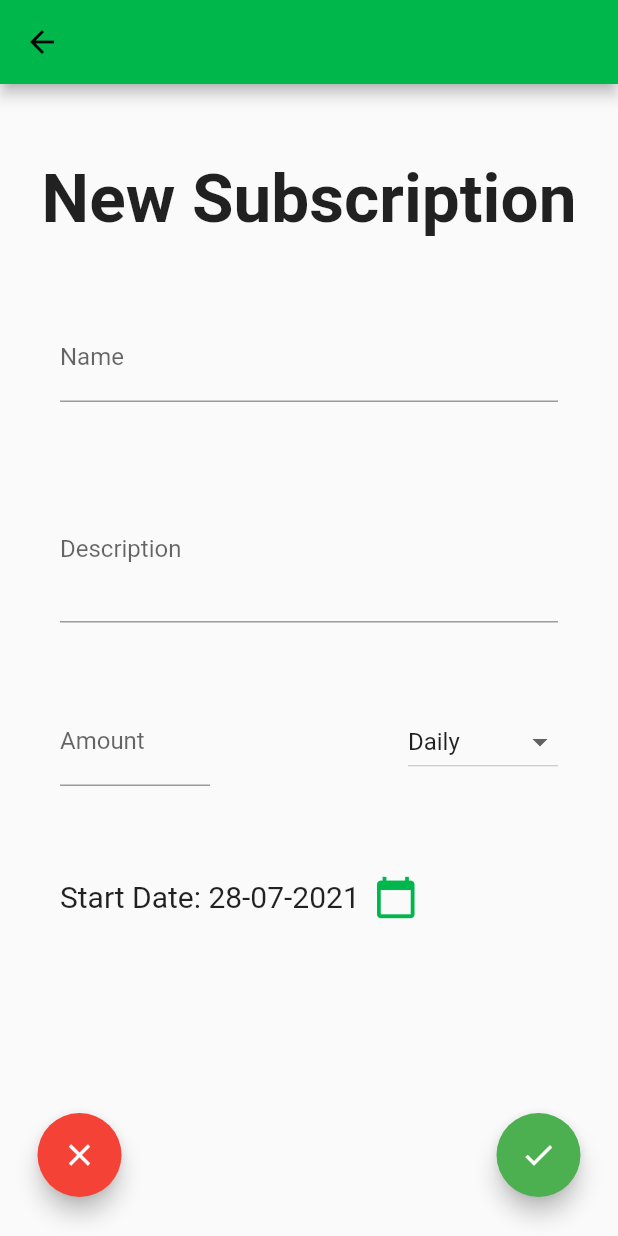
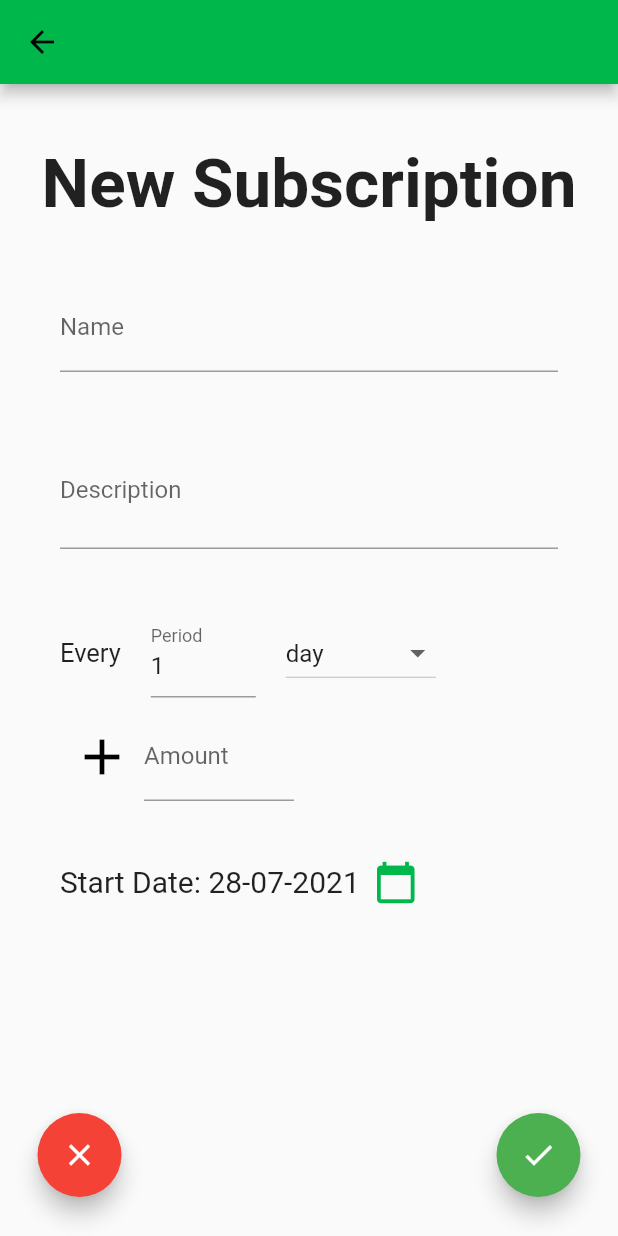
Before and after one commit to paintingcameron/EasyBudget, a Flutter app: the NewSubscriptionPage screen opened directly, on a phone screen of 412 x 824 dp. Run offline on Flutter 3.47's test engine with Material 2 defaults, Android fonts, the light colour scheme and no system bars; our stand-ins replace fluttertoast, hive, percent_indicator, permission_handler; missing offline and left inert: restart_app; accounts and stored records are empty.

Commit message:
New Subscription done Added list of subscriptions subscription page half done

```diff
--- a/lib/models/subscription.dart
+++ b/lib/models/subscription.dart
@@ -1,13 +1,7 @@
 import 'package:hive/hive.dart';
+import 'package:easybudget/tools/generalTools.dart';
 
 part 'subscription.g.dart';
-
-enum PeriodTypes {
-  Daily,
-  Weekly,
-  Monthly,
-  Annually
-}
 
 @HiveType(typeId: 2)
 class Subscription extends HiveObject {
@@ -18,9 +12,9 @@ class Subscription extends HiveObject {
   @HiveField(2)
   late double _amount;
   @HiveField(3)
-  late var _period;   //(type is Daily or Weekly) ? Duration : int
+  late int _period;
   @HiveField(4)
-  late PeriodTypes _type;
+  late String _type;
   @HiveField(5)
   late DateTime _startDate;
   @HiveField(6)
@@ -32,26 +26,16 @@ class Subscription extends HiveObject {
       this._startDate, this._lastPaid, this._paused);
 
   Subscription.newSub(String name, String desc, double amount, DateTime startDate,
-      int period, PeriodTypes type) {
+      int period, String type) {
     _name = name;
     _desc = desc;
     _amount = amount;
     _type = type;
     _startDate = startDate;
+    _period = period;
+    _lastPaid = startDate.clone();
 
     _paused = true;
-
-    switch (type) {
-      case PeriodTypes.Daily:
-        _period = Duration(days: period);
-        break;
-      case PeriodTypes.Weekly:
-        _period = Duration(days: period*7);
-        break;
-      case PeriodTypes.Monthly:
-      case PeriodTypes.Annually:
-        _period = _period;
-    }
   }
 
   String get name => _name;
@@ -59,40 +43,54 @@ class Subscription extends HiveObject {
   double get amount => _amount;
   DateTime get startDate => _startDate;
   bool get paused => _paused;
+  int get period => _period;
+  String get type => _type;
+  DateTime get lastPaid => _lastPaid;
 
   set pause(bool pause) {
     this._paused = pause;
     this.save();
   }
 
+  DateTime nextPayment() {
+    switch(_type) {
+      case 'day':
+        return _lastPaid.add(Duration(days: _period));
+      case 'week':
+        return _lastPaid.add(Duration(days: _period*7));
+      case 'month':
+        return DateTime(_lastPaid.year, _lastPaid.month+_period, _lastPaid.day);
+      default:
+        return DateTime(_lastPaid.year+_period, _lastPaid.month, _lastPaid.day);
+    }
+  }
+
   bool paymentDue(DateTime now) {
     if (_paused) return false;
 
-    switch (_type) {
-      case PeriodTypes.Daily:
-      case PeriodTypes.Weekly:
-        return _lastPaid.add(_period).isBefore(now);
-      case PeriodTypes.Monthly:
-        return DateTime(_lastPaid.year, _lastPaid.month+1, _lastPaid.day).isBefore(now);
-      case PeriodTypes.Annually:
-        return DateTime(_lastPaid.year+1, _lastPaid.month, _lastPaid.day).isBefore(now);
+    if (_startDate.equal(now) && _lastPaid.equal(_startDate)) {
+      return true;
     }
+
+    return this.nextPayment().isBefore(now);
   }
 
   void makePayment() {
     switch (_type) {
-      case PeriodTypes.Daily:
-      case PeriodTypes.Weekly:
-        _lastPaid = _lastPaid.add(_period);
+      case 'day':
+        _lastPaid = _lastPaid.add(Duration(days: _period));
         break;
-      case PeriodTypes.Monthly:
+      case 'week':
+        _lastPaid = _lastPaid.add(Duration(days: _period*7));
+        break;
+      case 'month':
         if (_lastPaid.month == 12) {
           _lastPaid = DateTime(_lastPaid.year+1, 1, _lastPaid.day);
         } else {
           _lastPaid = DateTime(_lastPaid.year, _lastPaid.month+1, _lastPaid.day);
         }
         break;
-      case PeriodTypes.Annually:
+      default:
         _lastPaid = DateTime(_lastPaid.year+1, _lastPaid.month, _lastPaid.day);
     }
   }
--- a/lib/pages/newProjectPage.dart
+++ b/lib/pages/newProjectPage.dart
@@ -20,6 +20,7 @@ class NewProjectPage extends StatelessWidget {
     return Scaffold(
       appBar: easyAppBarBack(),
       body: Center(
+        child: SingleChildScrollView(
           child: Column(
             mainAxisAlignment: MainAxisAlignment.start,
             crossAxisAlignment: CrossAxisAlignment.center,
@@ -27,6 +28,7 @@ class NewProjectPage extends StatelessWidget {
               pageTitle(title),
               projectForm('Goal'),
             ],
+          ),
         ),
       ),
       floatingActionButtonLocation: FloatingActionButtonLocation.centerFloat,
@@ -69,7 +71,7 @@ class NewProjectPage extends StatelessWidget {
 
   Widget pageTitle(String title) {
     return Container(
-      height: 220,
+      height: 150,
       alignment: Alignment.center,
       child: Text(
         title,
--- a/lib/pages/newSubscription.dart
+++ b/lib/pages/newSubscription.dart
@@ -1,16 +1,16 @@
 
-import 'package:easybudget/models/subscription.dart';
+import 'package:easybudget/tools/generalTools.dart';
 import 'package:easybudget/widgets/easyAppBars.dart';
 import 'package:flutter/cupertino.dart';
 import 'package:flutter/material.dart';
 import 'package:flutter/services.dart';
 import 'package:intl/intl.dart';
 
-final typeOptions = <PeriodTypes, String>{
-  PeriodTypes.Daily : 'Daily',
-  PeriodTypes.Weekly : 'Weekly',
-  PeriodTypes.Monthly: 'Monthly',
-  PeriodTypes.Annually : 'Annually',
+final typeOptions = <String>{
+  'day',
+  'week',
+  'month',
+  'year',
 };
 
 class NewSubscriptionPage extends StatefulWidget {
@@ -22,12 +22,18 @@ class _NewSubscriptionPageState extends State<NewSubscriptionPage> {
   final TextEditingController nameController = TextEditingController();
   final TextEditingController descController = TextEditingController();
   final TextEditingController amountController = TextEditingController();
+  final TextEditingController periodController = TextEditingController();
+  GlobalKey<FormState> _formKey = new GlobalKey<FormState>();
+  String typeOption = 'day';
+  DateTime startDate = DateTime.now();
+  bool positive = true;
 
-  GlobalKey<FormState> _formKey = new GlobalKey<FormState>();
+  @override
+  void initState() {
+    super.initState();
 
-  PeriodTypes option = PeriodTypes.Daily;
-
-  DateTime startDate = DateTime.now();
+    periodController.text = '1';
+  }
 
   @override
   Widget build(BuildContext context) {
@@ -38,7 +44,7 @@ class _NewSubscriptionPageState extends State<NewSubscriptionPage> {
         child: Center(
           child: Column (
             children: [
-              SizedBox(height: 50,),
+              SizedBox(height: 40,),
               Text(
                 'New Subscription',
                 style: TextStyle(
@@ -53,7 +59,7 @@ class _NewSubscriptionPageState extends State<NewSubscriptionPage> {
                   child: Column(
                     mainAxisAlignment: MainAxisAlignment.end,
                     children: [
-                      SizedBox(height: 50),
+                      SizedBox(height: 40),
                       TextFormField(
                         decoration: const InputDecoration(
                           labelText: 'Name',
@@ -68,13 +74,13 @@ class _NewSubscriptionPageState extends State<NewSubscriptionPage> {
                           return null;
                         },
                       ),
-                      SizedBox(height: 50,),
+                      SizedBox(height: 40,),
                       TextFormField(
                         decoration: const InputDecoration(
                           labelText: 'Description'
                         ),
                         controller: descController,
-                        maxLines: 3,
+                        maxLines: 2,
                         keyboardType: TextInputType.multiline,
                         validator: (desc) {
                           if (desc == null || desc.isEmpty) {
@@ -83,11 +89,75 @@ class _NewSubscriptionPageState extends State<NewSubscriptionPage> {
                           return null;
                         },
                       ),
-                      SizedBox(height: 50,),
+                      SizedBox(height: 40,),
                       Row(
-                        mainAxisAlignment: MainAxisAlignment.spaceBetween,
-                        crossAxisAlignment: CrossAxisAlignment.center,
+                        mainAxisAlignment: MainAxisAlignment.start,
                         children: [
+                          Text(
+                            'Every',
+                            style: TextStyle(
+                              fontSize: 17,
+                            ),
+                          ),
+                          SizedBox(width: 20,),
+                          Container(
+                            width: 70,
+                            child: TextFormField(
+                              decoration: const InputDecoration(
+                                labelText: 'Period',
+                              ),
+                              controller: periodController,
+                              keyboardType: TextInputType.number,
+                              validator: (period) {
+                                if (period == null || period.isEmpty) {
+                                  return '';
+                                }
+                                return null;
+                              },
+                            ),
+                          ),
+                          SizedBox(width: 20),
+                          Container(
+                            width: 100,
+                            child: DropdownButton<String>(
+                              isExpanded: true,
+                              value: typeOption,
+                              items: typeOptions.map((e) {
+                                return DropdownMenuItem<String>(
+                                  value: e,
+                                  child: Text(
+                                    '$e${(periodController.text != '1') ? 's' : ''}',
+                                  ),
+                                );
+                              }).toList(),
+                              hint: Text(
+                                'Please choose a subscription type'
+                              ),
+                              onChanged: (type) {
+                                setState(() {
+                                  typeOption = type!;
+                                });
+                              },
+                            ),
+                          ),
+                        ],
+                      ),
+                      SizedBox(height: 10),
+                      Row(
+                        mainAxisAlignment: MainAxisAlignment.start,
+                        children: [
+                          IconButton(
+                            icon: Icon(
+                              (positive) ? Icons.add : Icons.remove,
+                              color: Colors.black,
+                            ),
+                            onPressed: () {
+                              setState(() {
+                                positive = !positive;
+                              });
+                            },
+                            iconSize: 40,
+                          ),
                           Container(
                             width: 100,
                             child: TextFormField(
@@ -100,41 +170,15 @@ class _NewSubscriptionPageState extends State<NewSubscriptionPage> {
                               inputFormatters: [FilteringTextInputFormatter.digitsOnly,],
                               validator: (amount) {
                                 if (amount == null || amount.isEmpty) {
-                                  return 'Please enter a subscription amount';
+                                  return '';
                                 }
                                 return null;
                               },
                             ),
                           ),
-                          SizedBox(width:50),
-                          Container(
-                            width: 100,
-                            child: DropdownButton<PeriodTypes>(
-                              isExpanded: true,
-                              value: option,
-                              items: typeOptions.keys.toList().map((e) {
-                                String? str = typeOptions[e];
-                                str ??= 'Daily';
-                                return DropdownMenuItem<PeriodTypes>(
-                                  value: e,
-                                  child: Text(
-                                    str,
-                                  ),
-                                );
-                              }).toList(),
-                              hint: Text(
-                                'Please choose a subscription type'
-                              ),
-                              onChanged: (type) {
-                                setState(() {
-                                  option = type!;
-                                });
-                              },
-                            ),
-                          ),
                         ],
                       ),
-                      SizedBox(height: 50,),
+                      SizedBox(height: 30,),
                       Row(
                         mainAxisAlignment: MainAxisAlignment.start,
                         children: [
@@ -153,6 +197,9 @@ class _NewSubscriptionPageState extends State<NewSubscriptionPage> {
                                 firstDate: startDate,
                                 lastDate: DateTime(startDate.year+50, startDate.month, startDate.day),
                               );
+
+                              picked ??= DateTime.now();
+                              startDate = picked;
                             },
                             icon: Icon(Icons.calendar_today),
                           ),
@@ -189,7 +236,9 @@ class _NewSubscriptionPageState extends State<NewSubscriptionPage> {
             heroTag: 'btn_save',
             onPressed: () {
               if (_formKey.currentState!.validate()) {
-                Navigator.of(context).pop([nameController.text, descController.text, amountController.text]);
+                Navigator.of(context).pop([nameController.text, descController.text,
+                  ((positive) ? '' : '-')+amountController.text, typeOption, periodController.text,
+                  formatDate(startDate)]);
               } else {
                 ScaffoldMessenger.of(context).showSnackBar(
                     SnackBar(
--- a/lib/api/tools.dart
+++ b/lib/tools/budgetAPI.dart
@@ -189,7 +189,7 @@ void markBought(Box<Project> projectBox, Box<double> budgetBox, int id, bool bou
 //--------------------------------------------------------------------------------------------------
 
 Future<Subscription> newSubscription(Box<Subscription> subsBox, String name,
-    String desc, double amount, PeriodTypes type, int period, DateTime startDate) async {
+    String desc, double amount, String type, int period, DateTime startDate) async {
 
   Subscription sub = Subscription.newSub(name, desc, amount, startDate, period, type);
 
--- /dev/null
+++ b/lib/tools/generalTools.dart
@@ -0,0 +1,22 @@
+String formatDate(DateTime date) {
+  String month;
+  String day;
+  month = '${(date.month < 10) ? '0' : ''}${date.month}';
+  day = '${(date.day < 10) ? '0' : ''}${date.day}';
+
+  return '${date.year}-$month-$day';
+}
+
+String prettifyDate(DateTime date) {
+  return '${date.day}/${date.month}/${date.year}';
+}
+
+extension DateExtensions on DateTime {
+  bool equal(DateTime date) {
+    return this.year == date.year && this.month == date.month && this.day == date.day;
+  }
+
+  DateTime clone() {
+    return DateTime(this.year, this.month, this.day);
+  }
+}
```
Also changed, not shown: lib/bloc/bloc.dart (+7 -3 lines), lib/pages/home.dart (+38 -4 lines), lib/pages/listPages.dart (+68 -54 lines), lib/pages/subscriptionPage.dart (added, +108 -0 lines), lib/repo/repository.dart (+15 -4 lines), lib/models/project.g.dart, lib/models/subscription.g.dart. Lines whose indentation alone changed are shown as unchanged.
